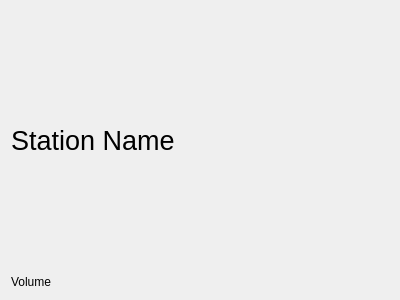
First picture: the form in mainwindow.ui, repository cpina/radio-pi, before the edit.
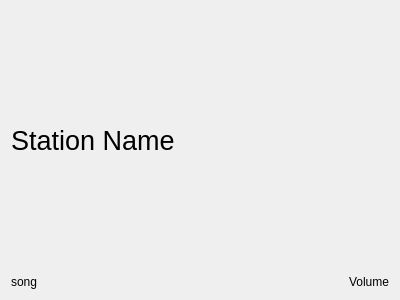
Second picture: the form after the edit.

Patch:
```diff
--- a/mainwindow.ui
+++ b/mainwindow.ui
@@ -28,7 +28,9 @@
      </widget>
     </item>
     <item>
-     <widget class="QLabel" name="Volume">
+     <layout class="QHBoxLayout" name="horizontalLayout">
+      <item>
+       <widget class="QLabel" name="Song">
       <property name="sizePolicy">
        <sizepolicy hsizetype="Preferred" vsizetype="Maximum">
         <horstretch>0</horstretch>
@@ -36,9 +38,24 @@
        </sizepolicy>
       </property>
       <property name="text">
+         <string>song</string>
+        </property>
+       </widget>
+      </item>
+      <item>
+       <widget class="QLabel" name="Volume">
+        <property name="sizePolicy">
+         <sizepolicy hsizetype="Maximum" vsizetype="Maximum">
+          <horstretch>0</horstretch>
+          <verstretch>0</verstretch>
+         </sizepolicy>
+        </property>
+        <property name="text">
        <string>Volume</string>
       </property>
      </widget>
+      </item>
+     </layout>
     </item>
    </layout>
   </widget>
```
Left out of the diff: 6 changed lines with no effect on the pictures. Lines whose indentation alone changed are shown as unchanged.
